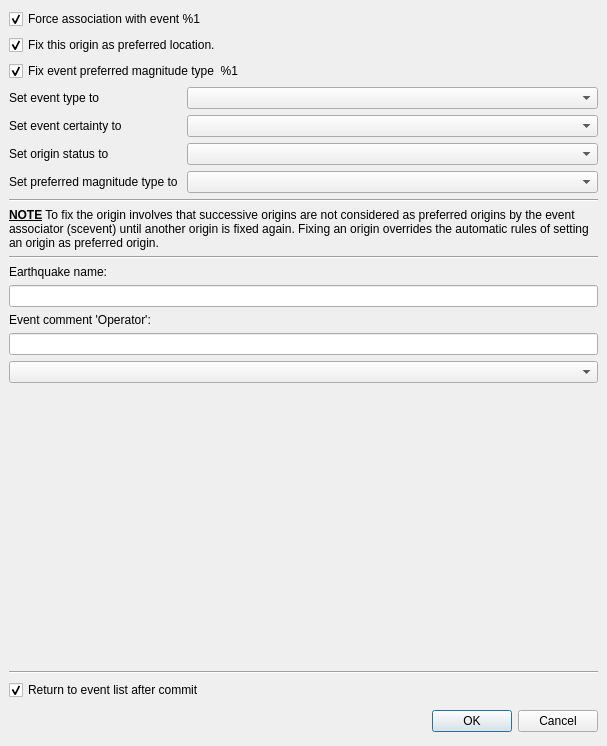
Before: the Qt Designer form libs/seiscomp/gui/datamodel/originlocatorview_commit.ui in SeisComP/common, drawn with Qt 5.
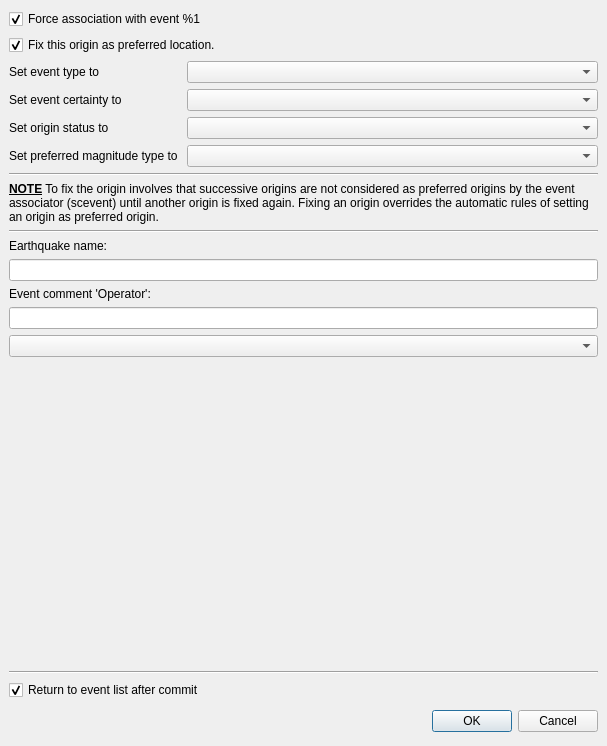
After: the same form once the commit is applied.

Commit message: [gui] Remove obsolete gui controls

Diff of the .ui file:
```diff
--- a/libs/seiscomp/gui/datamodel/originlocatorview_commit.ui
+++ b/libs/seiscomp/gui/datamodel/originlocatorview_commit.ui
@@ -71,16 +71,6 @@
         </item>
        </layout>
       </item>
-      <item>
-       <widget class="QCheckBox" name="cbFixMagnitudeType">
-        <property name="text">
-         <string>Fix event preferred magnitude type  %1</string>
-        </property>
-        <property name="checked">
-         <bool>true</bool>
-        </property>
-       </widget>
-      </item>
       <item>
        <layout class="QGridLayout">
         <property name="margin">
```
The commit also changes 1 other file.
